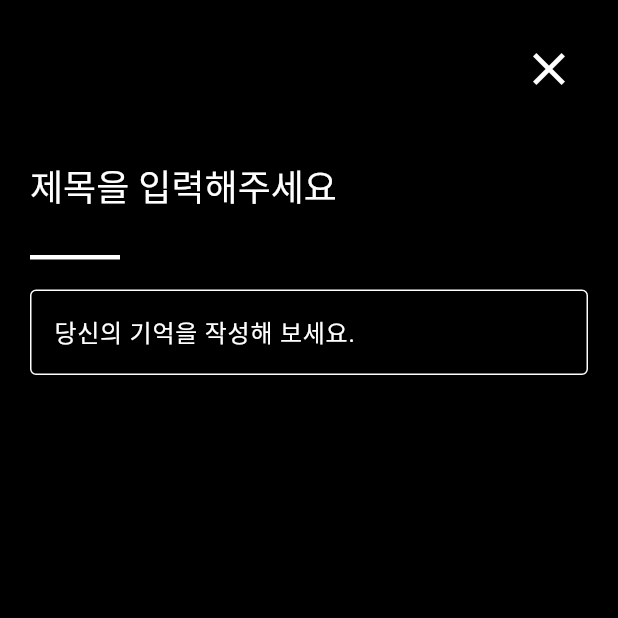
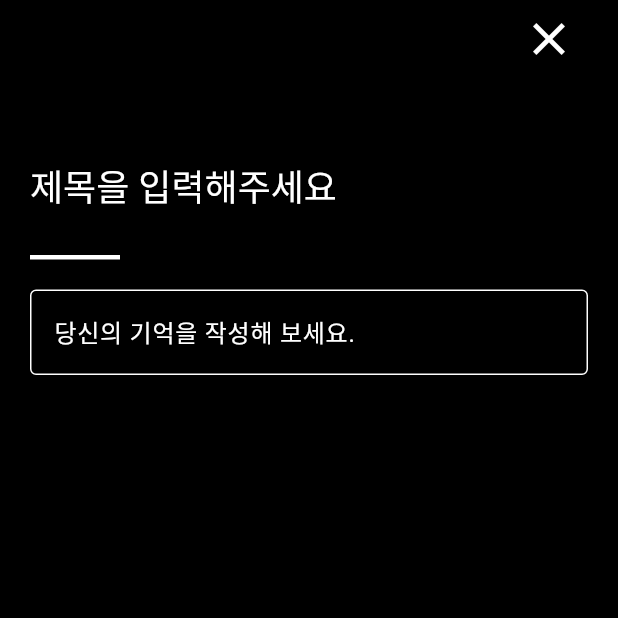
Before and after one commit to team-JunHyeokHan/bammulguan_flutter, a Flutter app: the PostScreen screen opened directly, on a phone screen of 412 x 824 dp, the top half of it. Run offline on Flutter 3.47's test engine with Material 3 defaults, Android fonts, the phone set to English and light mode, and no system bars; our stand-ins replace firebase_core, firebase_messaging, flutter_svg; accounts and stored records are empty; Roboto replaces fonts that are missing (Eulyoo, Eulyoo_SemiBold, Pretendard).

Commit message:
edit post screen

```diff
--- a/lib/screen/post_screen.dart
+++ b/lib/screen/post_screen.dart
@@ -21,7 +21,7 @@ class _PostScreenState extends State<PostScreen> {
         child: Stack(
           children: [
             Padding(
-              padding: const EdgeInsets.only(top: 20, right: 20),
+              padding: const EdgeInsets.only(right: 20),
               child: Align(
                 alignment: Alignment.topRight,
                 child: IconButton(
```
